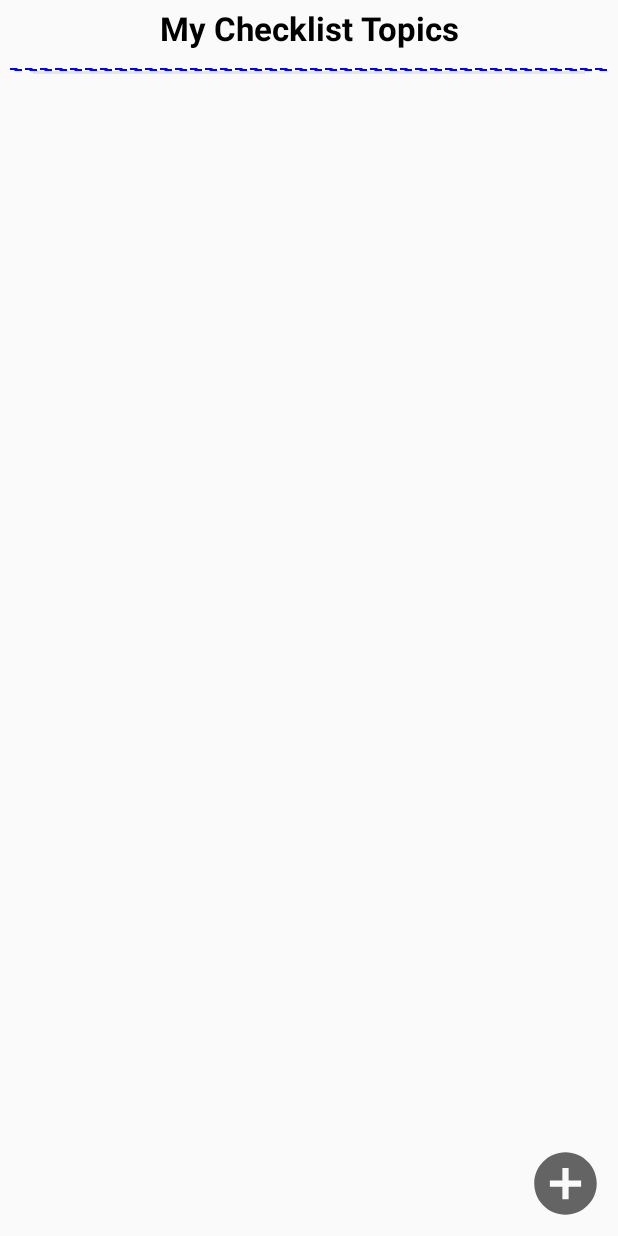
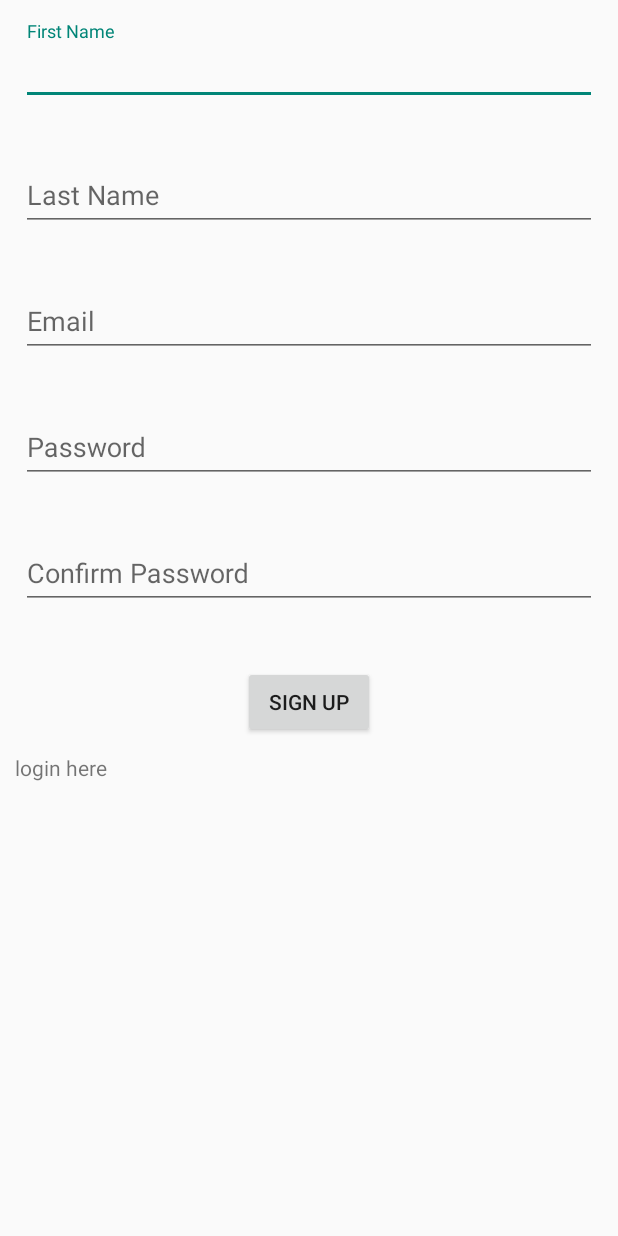
Before and after one commit to sudeepsawant10/Todo-App, an Android app: the screen it shows after launch (MainActivity before the commit, SignupActivity after it), on a phone screen of 412 x 824 dp. Run offline under Robolectric (Android 15) with nearby library versions, the phone set to English and light mode, and no system bars; our stand-ins replace Firebase (no records; nobody signed in at launch, a user with empty details on screens opened directly).

Commit message:
user signup with FirebaseAuthManger

```diff
--- a/app/build.gradle
+++ b/app/build.gradle
@@ -28,6 +28,9 @@ android {
         sourceCompatibility JavaVersion.VERSION_1_8
         targetCompatibility JavaVersion.VERSION_1_8
     }
+    buildFeatures {
+        viewBinding true
+    }
 }
 
 dependencies {
@@ -35,6 +38,9 @@ dependencies {
     implementation 'androidx.appcompat:appcompat:1.6.1'
     implementation 'com.google.android.material:material:1.8.0'
     implementation 'androidx.constraintlayout:constraintlayout:2.1.4'
+    implementation 'androidx.annotation:annotation:1.3.0'
+    implementation 'androidx.lifecycle:lifecycle-livedata-ktx:2.4.1'
+    implementation 'androidx.lifecycle:lifecycle-viewmodel-ktx:2.4.1'
     testImplementation 'junit:junit:4.13.2'
     androidTestImplementation 'androidx.test.ext:junit:1.1.5'
     androidTestImplementation 'androidx.test.espresso:espresso-core:3.5.1'
--- /dev/null
+++ b/app/src/main/java/com/sudeep/todoapp/SignupActivity.java
@@ -0,0 +1,75 @@
+package com.sudeep.todoapp;
+
+import androidx.appcompat.app.AppCompatActivity;
+
+import android.content.Context;
+import android.content.Intent;
+import android.os.Bundle;
+import android.view.View;
+import android.widget.Button;
+import android.widget.EditText;
+import android.widget.TextView;
+import android.widget.Toast;
+
+import com.sudeep.todoapp.firebase.FirebaseAuthManger;
+import com.sudeep.todoapp.util.ValidationHelper;
+
+public class SignupActivity extends AppCompatActivity {
+    private Context context = this;
+    private EditText etSignUpFirstName, etSignUpLastName, etSignUpEmail, etSignUpPassword1, etSignUpPassword2;
+    private TextView tvGoToLogin;
+    private Button btnSignUp;
+
+    @Override
+    protected void onCreate(Bundle savedInstanceState) {
+        super.onCreate(savedInstanceState);
+        setContentView(R.layout.activity_signup);
+
+        etSignUpFirstName = findViewById(R.id.etSignUpFirstName);
+        etSignUpLastName = findViewById(R.id.etSignUpLastName);
+        etSignUpEmail = findViewById(R.id.etSignUpEmail);
+        etSignUpPassword1 = findViewById(R.id.etSignUpPassword1);
+        etSignUpPassword2 = findViewById(R.id.etSignUpPassword2);
+        tvGoToLogin = findViewById(R.id.tvGoToLogin);
+
+        btnSignUp = findViewById(R.id.btnSignUp);
+
+
+        btnSignUp.setOnClickListener(new View.OnClickListener() {
+            @Override
+            public void onClick(View v) {
+                String firstName = etSignUpFirstName.getText().toString();
+                String lastName = etSignUpLastName.getText().toString();
+                String email = etSignUpEmail.getText().toString();
+                String password1 = etSignUpPassword1.getText().toString();
+                String password2 = etSignUpPassword2.getText().toString();
+
+                if (!ValidationHelper.isValidEmail(email)){
+                    Toast.makeText(SignupActivity.this, "Enter valid email!", Toast.LENGTH_SHORT).show();
+                }
+                else if (ValidationHelper.isTextEmpty(password1)) {
+                    Toast.makeText(SignupActivity.this, "Please enter password", Toast.LENGTH_SHORT).show();
+                }
+                else if (ValidationHelper.isPasswordMatch(password1, password2)){
+                    Toast.makeText(SignupActivity.this, "Password do not match", Toast.LENGTH_SHORT).show();
+                }
+                else {
+                    User user = new User();
+                    user.setEmail(email);
+                    user.setFirstName(firstName);
+                    user.setLastName(lastName);
+
+                    FirebaseAuthManger.signUpUser(context, user, password1  );
+
+                }
+            }
+        });
+
+        tvGoToLogin.setOnClickListener(new View.OnClickListener() {
+            @Override
+            public void onClick(View v) {
+                startActivity(new Intent(context, LoginActivity.class));
+            }
+        });
+    }
+}
--- a/app/src/main/java/com/sudeep/todoapp/home/MainActivity.java
+++ b/app/src/main/java/com/sudeep/todoapp/home/MainActivity.java
@@ -14,6 +14,7 @@ import android.widget.Toast;
 
 import com.google.firebase.database.DataSnapshot;
 import com.sudeep.todoapp.R;
+import com.sudeep.todoapp.SignupActivity;
 import com.sudeep.todoapp.edit.EditTask;
 import com.sudeep.todoapp.firebase.FirebaseDbManger;
 
@@ -38,7 +39,7 @@ public class MainActivity extends AppCompatActivity implements HomeCheckListAdap
 
         ivAddToList = findViewById(R.id.ivAddToList);
         rvCheckList = findViewById(R.id.rvCheckList);
-
+        startActivity(new Intent(context, SignupActivity.class));
         // Set adaptor for recyclerView checkList
         rvCheckList.setLayoutManager(new LinearLayoutManager(context));
 
--- a/app/src/main/java/com/sudeep/todoapp/util/Common.java
+++ b/app/src/main/java/com/sudeep/todoapp/util/Common.java
@@ -2,4 +2,5 @@ package com.sudeep.todoapp.util;
 
 public class Common {
     public static final String CL_TX_CHECKLISTS = "cl_tx_checklists";
+    public static final String CL_TX_USERS = "cl_tx_users";
 }
--- /dev/null
+++ b/app/src/main/res/drawable/img_event_note_24.xml
@@ -0,0 +1,5 @@
+<vector android:autoMirrored="true" android:height="24dp"
+    android:tint="#000000" android:viewportHeight="24"
+    android:viewportWidth="24" android:width="24dp" xmlns:android="http://schemas.android.com/apk/res/android">
+    <path android:fillColor="@android:color/white" android:pathData="M17,10L7,10v2h10v-2zM19,3h-1L18,1h-2v2L8,3L8,1L6,1v2L5,3c-1.11,0 -1.99,0.9 -1.99,2L3,19c0,1.1 0.89,2 2,2h14c1.1,0 2,-0.9 2,-2L21,5c0,-1.1 -0.9,-2 -2,-2zM19,19L5,19L5,8h14v11zM14,14L7,14v2h7v-2z"/>
+</vector>
--- /dev/null
+++ b/app/src/main/res/layout/activity_signup.xml
@@ -0,0 +1,108 @@
+<?xml version="1.0" encoding="utf-8"?>
+<LinearLayout xmlns:android="http://schemas.android.com/apk/res/android"
+    xmlns:app="http://schemas.android.com/apk/res-auto"
+    xmlns:tools="http://schemas.android.com/tools"
+    android:layout_width="match_parent"
+    android:layout_height="match_parent"
+    android:orientation="vertical"
+    tools:context=".SignupActivity">
+
+    <com.google.android.material.textfield.TextInputLayout
+        android:id="@+id/text5"
+        android:layout_width="match_parent"
+        android:layout_height="wrap_content"
+        android:layout_margin="4dp"
+        android:padding="10dp">
+
+        <com.google.android.material.textfield.TextInputEditText
+            android:layout_width="match_parent"
+            android:layout_height="wrap_content"
+            android:id="@+id/etSignUpFirstName"
+            android:inputType="textCapSentences"
+            android:hint="First Name"/>
+
+    </com.google.android.material.textfield.TextInputLayout>
+
+    <com.google.android.material.textfield.TextInputLayout
+        android:id="@+id/text6"
+        android:layout_width="match_parent"
+        android:layout_height="wrap_content"
+        android:layout_margin="4dp"
+        android:padding="10dp">
+
+        <com.google.android.material.textfield.TextInputEditText
+            android:layout_width="match_parent"
+            android:layout_height="wrap_content"
+            android:id="@+id/etSignUpLastName"
+            android:inputType="textCapSentences"
+            android:hint="Last Name"/>
+
+    </com.google.android.material.textfield.TextInputLayout>
+
+
+    <com.google.android.material.textfield.TextInputLayout
+        android:id="@+id/text2"
+        android:layout_width="match_parent"
+        android:layout_height="wrap_content"
+        android:layout_margin="4dp"
+        android:padding="10dp">
+
+        <com.google.android.material.textfield.TextInputEditText
+            android:layout_width="match_parent"
+            android:layout_height="wrap_content"
+            android:id="@+id/etSignUpEmail"
+            android:inputType="textEmailAddress"
+            android:hint="Email"/>
+
+    </com.google.android.material.textfield.TextInputLayout>
+
+    <com.google.android.material.textfield.TextInputLayout
+        android:id="@+id/text3"
+        android:layout_width="match_parent"
+        android:layout_height="wrap_content"
+        android:layout_margin="4dp"
+        android:padding="10dp">
+
+        <com.google.android.material.textfield.TextInputEditText
+            android:id="@+id/etSignUpPassword1"
+            android:layout_width="match_parent"
+            android:layout_height="wrap_content"
+            android:hint="Password"
+            android:inputType="textPassword"/>
+
+    </com.google.android.material.textfield.TextInputLayout>
+
+    <com.google.android.material.textfield.TextInputLayout
+        android:id="@+id/text7"
+        android:layout_width="match_parent"
+        android:layout_height="wrap_content"
+        android:layout_margin="4dp"
+        android:padding="10dp">
+
+        <com.google.android.material.textfield.TextInputEditText
+            android:id="@+id/etSignUpPassword2"
+            android:layout_width="match_parent"
+            android:layout_height="wrap_content"
+            android:hint="Confirm Password"
+            android:inputType="textPassword"/>
+
+    </com.google.android.material.textfield.TextInputLayout>
+
+    <Button
+        android:layout_width="wrap_content"
+        android:layout_height="wrap_content"
+        android:id="@+id/btnSignUp"
+        android:layout_marginTop="24dp"
+        android:text="Sign up"
+        android:gravity="center"
+        android:layout_gravity="center" />
+
+    <TextView
+        android:layout_width="wrap_content"
+        android:layout_height="wrap_content"
+        android:id="@+id/tvGoToLogin"
+        android:text="login here"
+        android:textAppearance="@style/TextAppearance.AppCompat.Small"
+        android:layout_margin="10dp"/>
+
+</LinearLayout>
--- a/app/src/main/res/values/colors.xml
+++ b/app/src/main/res/values/colors.xml
@@ -7,6 +7,5 @@
     <color name="teal_700">#FF018786</color>
     <color name="black">#FF000000</color>
     <color name="white">#FFFFFFFF</color>
-    <color name="textColor">#316B83</color>
     <color name="grey">#E6E6E6</color>
 </resources>
```
Also changed, not shown: app/src/main/AndroidManifest.xml (+11 -3 lines), app/src/main/java/com/sudeep/todoapp/LauncherActivity.java (added, +18 -0 lines), app/src/main/java/com/sudeep/todoapp/LoginActivity.java (added, +14 -0 lines), app/src/main/java/com/sudeep/todoapp/User.java (added, +37 -0 lines), app/src/main/java/com/sudeep/todoapp/firebase/FirebaseAuthManger.java (added, +64 -0 lines), app/src/main/java/com/sudeep/todoapp/firebase/FirebaseDbManger.java (+22 -2 lines), app/src/main/java/com/sudeep/todoapp/util/ValidationHelper.java (+13 -0 lines), app/src/main/res/layout/activity_launcher.xml (added, +17 -0 lines), app/src/main/res/layout/activity_login.xml (added, +59 -0 lines), app/src/main/res/values/dimens.xml (+3 -9 lines), app/src/main/res/values/strings.xml (+9 -4 lines).
